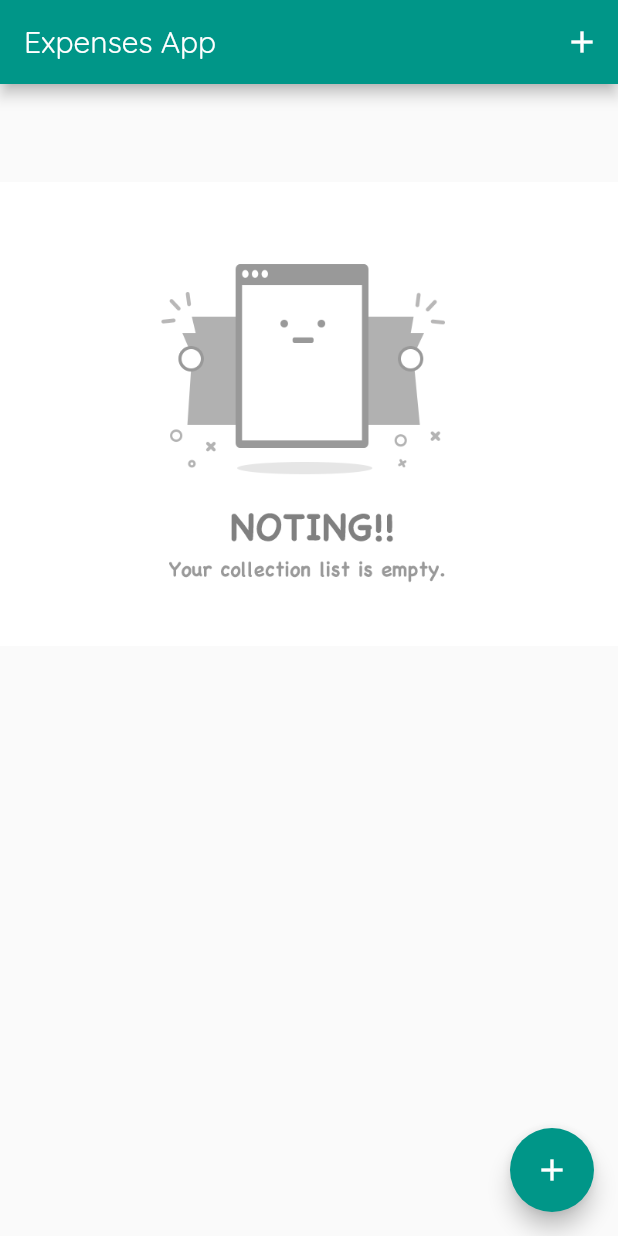
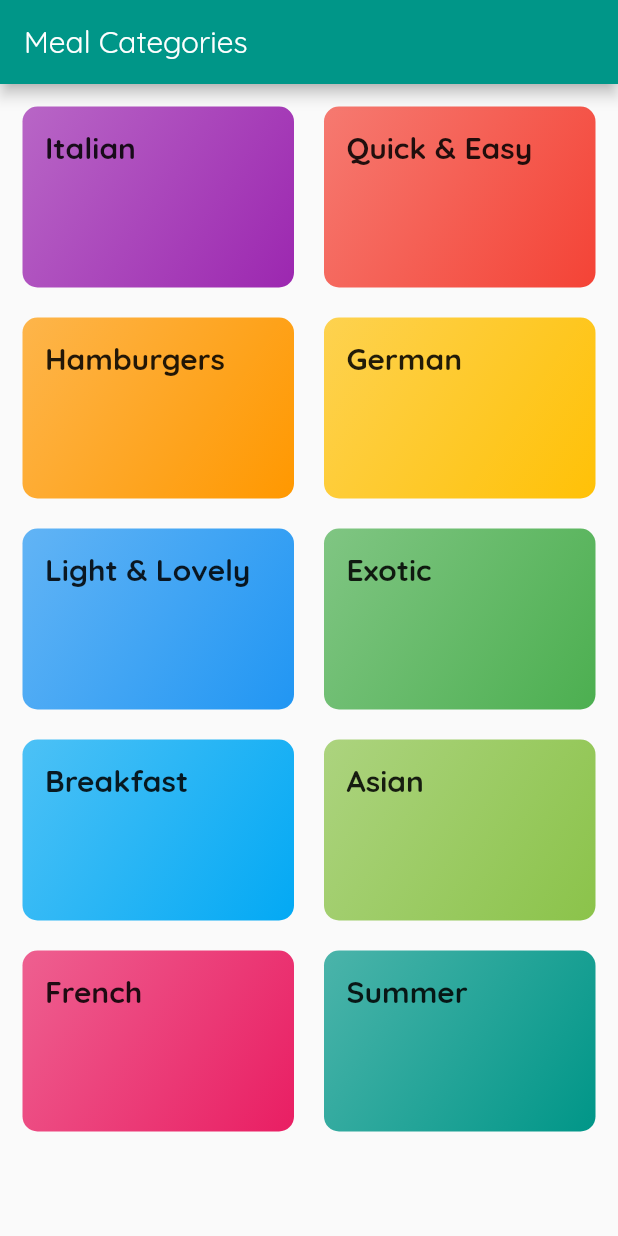
Before and after one commit to sdeaditya/expenses_app, a Flutter app: the screen it shows after launch, on a phone screen of 412 x 824 dp. Run offline on Flutter 3.47's test engine with Material 2 defaults, Android fonts, the phone set to English and light mode, and no system bars.

Commit message:
meals app with navigation

```diff
--- a/lib/expenses/transactions_list.dart
+++ b/lib/expenses/transactions_list.dart
@@ -16,7 +16,6 @@ class TransactionList extends StatelessWidget {
       margin: EdgeInsets.fromLTRB(0, 20, 0, 0),
       child: transactions.isEmpty
           ? Container(
-              height: 300,
               child: Image.asset('assets/images/empty.png'),
             )
           : ListView.builder(
--- /dev/null
+++ b/lib/meals/category_item.dart
@@ -0,0 +1,42 @@
+import 'package:flutter/material.dart';
+
+import 'category_meals_screen.dart';
+
+class CategoryItem extends StatelessWidget {
+  final String title;
+  final Color color;
+
+  const CategoryItem({Key? key, required this.title, required this.color})
+      : super(key: key);
+
+  navigate(BuildContext ctx, String title) {
+    // Navigator.of(ctx).push(MaterialPageRoute(builder: (_) {
+    //   return MealsScreen();
+    // }));
+    Navigator.of(ctx)
+        .pushNamed(MealsScreen.routeName, arguments: {'title': title});
+  }
+
+  @override
+  Widget build(BuildContext context) {
+    return InkWell(
+      onTap: () => {navigate(context, title)},
+      splashColor: Theme.of(context).primaryColor,
+      borderRadius: BorderRadius.circular(10),
+      child: Container(
+        padding: const EdgeInsets.all(15),
+        child: Text(
+          title,
+          style: TextStyle(fontSize: 20, fontWeight: FontWeight.bold),
+        ),
+        decoration: BoxDecoration(
+          borderRadius: BorderRadius.circular(10),
+          gradient: LinearGradient(
+              begin: Alignment.topLeft,
+              end: Alignment.bottomRight,
+              colors: [color.withOpacity(.7), color]),
+        ),
+      ),
+    );
+  }
+}
--- /dev/null
+++ b/lib/meals/category_screen.dart
@@ -0,0 +1,34 @@
+// ignore_for_file: prefer_const_constructors
+
+import 'package:flutter/material.dart';
+
+import 'category_item.dart';
+import 'category_meals_screen.dart';
+import 'dummy_data.dart';
+
+class CategoryScreen extends StatelessWidget {
+  const CategoryScreen({Key? key}) : super(key: key);
+
+  @override
+  Widget build(BuildContext context) {
+    return Scaffold(
+      appBar: AppBar(
+        title: Text("Meal Categories"),
+      ),
+      body: Container(
+          padding: EdgeInsets.all(15),
+          child: GridView(
+              children: DUMMY_CATEGORIES
+                  .map((category) => CategoryItem(
+                        title: category.title,
+                        color: category.color,
+                      ))
+                  .toList(),
+              gridDelegate: SliverGridDelegateWithMaxCrossAxisExtent(
+                  maxCrossAxisExtent: 200,
+                  childAspectRatio: 3 / 2,
+                  crossAxisSpacing: 20,
+                  mainAxisSpacing: 20))),
+    );
+  }
+}
--- /dev/null
+++ b/lib/meals/dummy_data.dart
@@ -0,0 +1,56 @@
+import 'package:flutter/material.dart';
+
+import './models/category.dart';
+
+const DUMMY_CATEGORIES = [
+  Category(
+    id: 'c1',
+    title: 'Italian',
+    color: Colors.purple,
+  ),
+  Category(
+    id: 'c2',
+    title: 'Quick & Easy',
+    color: Colors.red,
+  ),
+  Category(
+    id: 'c3',
+    title: 'Hamburgers',
+    color: Colors.orange,
+  ),
+  Category(
+    id: 'c4',
+    title: 'German',
+    color: Colors.amber,
+  ),
+  Category(
+    id: 'c5',
+    title: 'Light & Lovely',
+    color: Colors.blue,
+  ),
+  Category(
+    id: 'c6',
+    title: 'Exotic',
+    color: Colors.green,
+  ),
+  Category(
+    id: 'c7',
+    title: 'Breakfast',
+    color: Colors.lightBlue,
+  ),
+  Category(
+    id: 'c8',
+    title: 'Asian',
+    color: Colors.lightGreen,
+  ),
+  Category(
+    id: 'c9',
+    title: 'French',
+    color: Colors.pink,
+  ),
+  Category(
+    id: 'c10',
+    title: 'Summer',
+    color: Colors.teal,
+  ),
+];
--- /dev/null
+++ b/lib/meals/main.dart
@@ -0,0 +1,48 @@
+// ignore_for_file: prefer_const_constructors
+
+import 'package:flutter/material.dart';
+import 'package:flutter_app/meals/category_meals_screen.dart';
+
+import 'category_screen.dart';
+
+void main() => runApp(MyApp());
+
+class MyApp extends StatelessWidget {
+  @override
+  Widget build(BuildContext context) {
+    return MaterialApp(
+      title: 'DeliMeals',
+      theme: ThemeData(primarySwatch: Colors.teal, fontFamily: 'Quicksand'),
+      routes: {
+        '/': (context) => CategoryScreen(),
+        MealsScreen.routeName: (context) => MealsScreen(),
+      },
+      onGenerateRoute: (settings) {
+        print(settings);
+        return MaterialPageRoute(builder: (ctx) => CategoryScreen());
+      },
+      onUnknownRoute: (settings) {
+        return MaterialPageRoute(builder: (ctx) => CategoryScreen());
+      },
+    );
+  }
+}
+
+class MyHomePage extends StatefulWidget {
+  @override
+  _MyHomePageState createState() => _MyHomePageState();
+}
+
+class _MyHomePageState extends State<MyHomePage> {
+  @override
+  Widget build(BuildContext context) {
+    return Scaffold(
+      appBar: AppBar(
+        title: Text('DeliMeals'),
+      ),
+      body: Center(
+        child: Text('Navigation Time!'),
+      ),
+    );
+  }
+}
```
Also changed, not shown: lib/expenses/chart.dart (added, +8 -0 lines), lib/expenses/main.dart (+39 -20 lines), lib/meals/category_meals_screen.dart (added, +26 -0 lines), lib/meals/models/category.dart (added, +9 -0 lines), lib/responsive_and_adaptive/main.dart (added).
